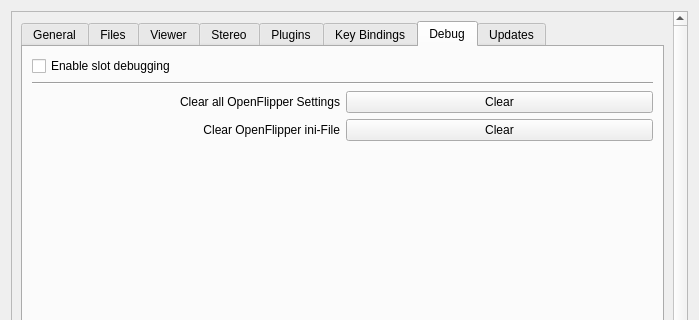
Qt form OpenFlipper/widgets/optionsWidget/optionsWidget.ui (ShenRen/OpenFlipper) before a commit; both pictures show x 0 to 699 and y 0 to 320 of the 699 by 700 pixel window.
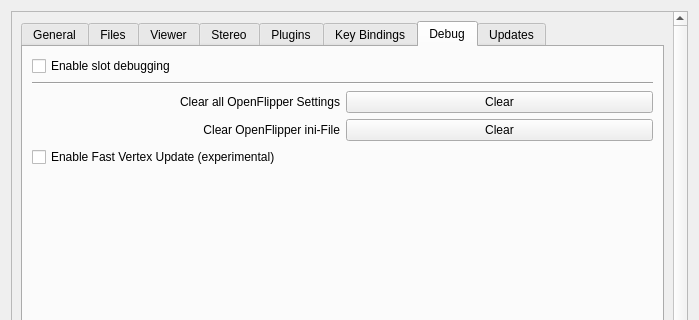
The same form after that commit. The open tabs and pages were chosen to show the change. Custom widgets are drawn as their Qt base class.

Commit message: add option to enable fast update in settings widget

Diff of the .ui file:
```diff
--- a/OpenFlipper/widgets/optionsWidget/optionsWidget.ui
+++ b/OpenFlipper/widgets/optionsWidget/optionsWidget.ui
@@ -1744,6 +1744,13 @@
              </item>
             </layout>
            </item>
+           <item>
+            <widget class="QCheckBox" name="fastVertexUpdate">
+             <property name="text">
+              <string>Enable Fast Vertex Update (experimental)</string>
+             </property>
+            </widget>
+           </item>
            <item>
             <spacer name="verticalSpacer_3">
              <property name="orientation">
```
Left out of the diff: 2 changed lines with no effect on the pictures. The commit also changes 6 other files.
